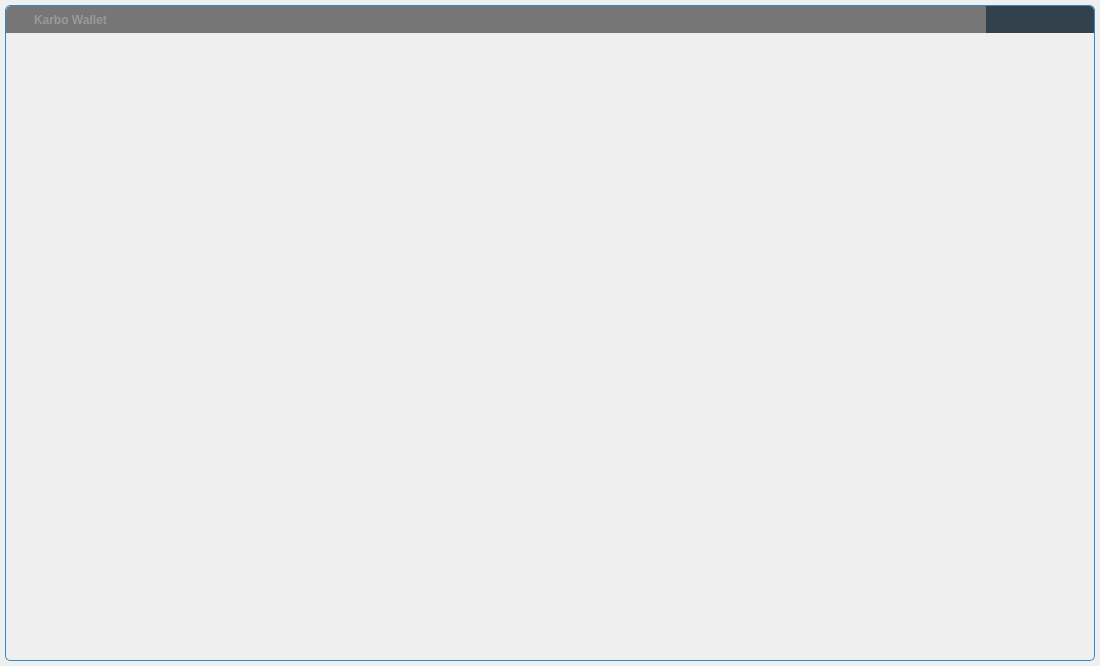
This is framelesswindow/framelesswindow.ui in seredat/karbowanecwallet as Qt 5 draws it before an edit. The edited form follows.
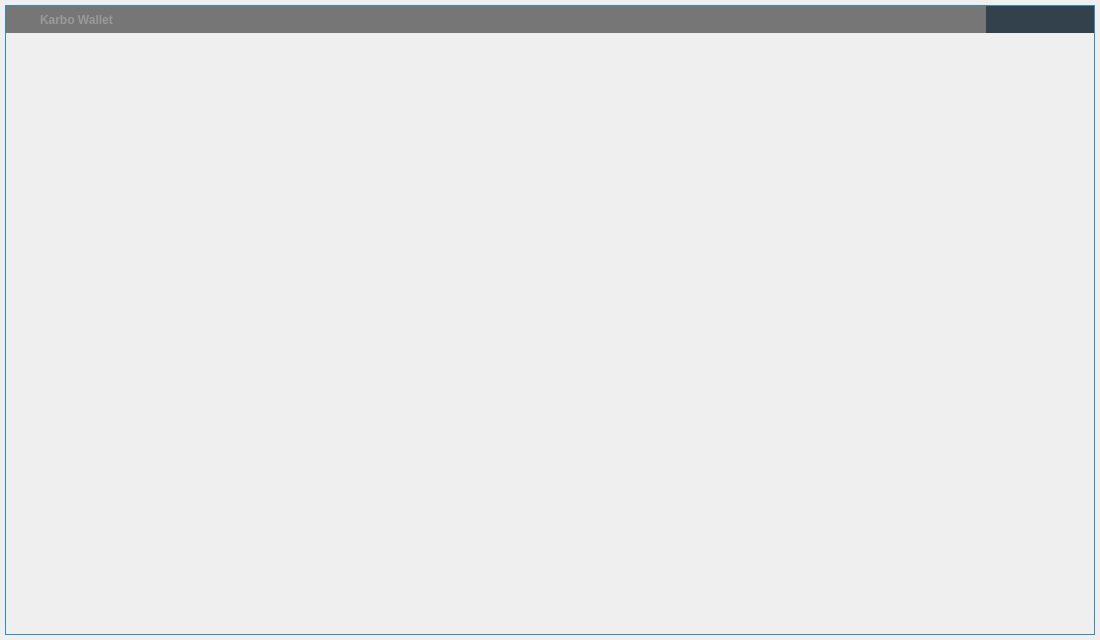
This is the edited form. Icons and pictures are not drawn. Custom widgets are drawn as their Qt base class.

Commit message: Remove those round corners

What changed in the file:
```diff
--- a/framelesswindow/framelesswindow.ui
+++ b/framelesswindow/framelesswindow.ui
@@ -7,7 +7,7 @@
     <x>0</x>
     <y>0</y>
     <width>1100</width>
-    <height>666</height>
+    <height>640</height>
    </rect>
   </property>
   <property name="windowTitle">
@@ -38,7 +38,7 @@
       <bool>false</bool>
      </property>
      <property name="styleSheet">
-      <string notr="true">#windowFrame{border:1px solid palette(highlight); border-radius:5px 5px 5px 5px; background-color:palette(Window);}</string>
+      <string notr="true">#windowFrame{border:1px solid palette(highlight); border-radius:0px; background-color:palette(Window);}</string>
      </property>
      <layout class="QVBoxLayout" name="verticalLayout">
       <property name="spacing">
@@ -74,7 +74,7 @@
          <bool>false</bool>
         </property>
         <property name="styleSheet">
-         <string notr="true">#windowTitlebar{border: 0px none palette(base); border-top-left-radius:5px; border-top-right-radius:5px; background-color:palette(shadow); height:20px;}</string>
+         <string notr="true">#windowTitlebar{border: 0px none palette(base); border-top-left-radius:0px; border-top-right-radius:0px; background-color:palette(shadow); height:20px;}</string>
         </property>
         <layout class="QHBoxLayout" name="horizontalLayout" stretch="0,0,1,0,0,0,0">
          <property name="spacing">
@@ -96,13 +96,13 @@
           <widget class="QLabel" name="spacer">
            <property name="minimumSize">
             <size>
-             <width>4</width>
+             <width>6</width>
              <height>0</height>
             </size>
            </property>
            <property name="maximumSize">
             <size>
-             <width>4</width>
+             <width>6</width>
              <height>16777215</height>
             </size>
            </property>
@@ -112,14 +112,14 @@
           <widget class="QLabel" name="icon">
            <property name="minimumSize">
             <size>
-             <width>16</width>
-             <height>16</height>
+             <width>20</width>
+             <height>20</height>
             </size>
            </property>
            <property name="maximumSize">
             <size>
-             <width>16</width>
-             <height>16</height>
+             <width>20</width>
+             <height>20</height>
             </size>
            </property>
            <property name="contextMenuPolicy">
@@ -129,8 +129,9 @@
             <string notr="true">#icon {
   background-color:none;
   border:none;
-  padding: 0;
-  margin: 0;
+  width:16px;
+  height:16px;
+  padding:0px;
 }</string>
            </property>
            <property name="pixmap">
@@ -252,7 +253,7 @@
   height:16px;
   padding:4px;
   image:url(:/images/icon_window_close.png);
-  border-top-right-radius: 5px;
+  border-top-right-radius: 0px;
 }
 #closeButton:hover{
   background-color:rgb(80,95,105);
@@ -274,7 +275,7 @@
         <property name="styleSheet">
          <string notr="true">#windowContent{
   border: 0px none palette(base);
-  border-radius:0px 0px 5px 5px;
+  border-radius:0px;
 }</string>
         </property>
         <layout class="QVBoxLayout" name="verticalLayout_3">
```
The commit also changes 1 other file.
